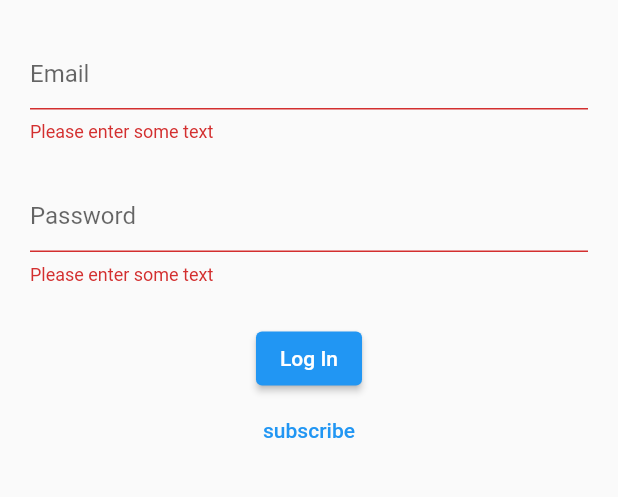
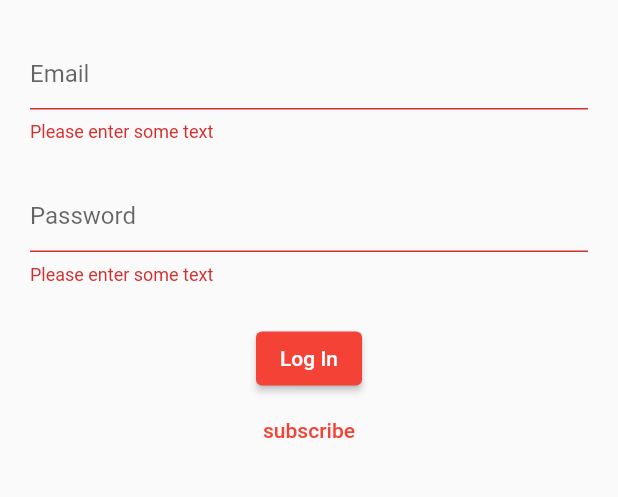
Before and after one commit to Laaurent/NotNetflix-Flutter, a Flutter app: the screen it shows after launch, after a tap on "Log In", on a phone screen of 412 x 824 dp, the part 54-551 px from its top. Run offline on Flutter 3.47's test engine with Material 2 defaults, Android fonts, the phone set to English and light mode, and no system bars; our stand-ins replace adaptive_theme, firebase_auth, firebase_core; accounts and stored records are empty.

Commit message:
dark theme

```diff
--- a/lib/main.dart
+++ b/lib/main.dart
@@ -24,7 +24,19 @@
       future: _initialization,
       builder: ((context, snapshot) {
         if (snapshot.hasError) {
-          return const MaterialApp(
+          AdaptiveTheme(
+            light: ThemeData(
+              brightness: Brightness.light,
+              primarySwatch: Colors.red,
+              accentColor: Colors.amber,
+            ),
+            dark: ThemeData(
+              brightness: Brightness.dark,
+              primarySwatch: Colors.red,
+              accentColor: Colors.amber,
+            ),
+            initial: AdaptiveThemeMode.light,
+            builder: (theme, darkTheme) => const MaterialApp(
               home: Scaffold(
                 body: SafeArea(
                   child: Center(
@@ -32,19 +44,32 @@
                   ),
                 ),
               ),
+            ),
           );
         }
 
         if (snapshot.connectionState == ConnectionState.done) {
-          return MaterialApp(
+          return AdaptiveTheme(
+            light: ThemeData(
+              brightness: Brightness.light,
+              primarySwatch: Colors.red,
+              accentColor: Colors.amber,
+            ),
+            dark: ThemeData(
+              brightness: Brightness.dark,
+              primarySwatch: Colors.red,
+              accentColor: Colors.amber,
+            ),
+            initial: AdaptiveThemeMode.light,
+            builder: (theme, darkTheme) => MaterialApp(
               title: 'Flutter',
-            theme: ThemeData(
-              primarySwatch: Colors.blue,
-            ),
+              theme: theme,
+              darkTheme: darkTheme,
               debugShowCheckedModeBanner: false,
               routes: routes,
               initialRoute:
                   FirebaseAuth.instance.currentUser != null ? '/' : '/login',
+            ),
           );
         }
 
--- a/lib/screens/home.dart
+++ b/lib/screens/home.dart
@@ -35,8 +35,6 @@
             index = i;
           });
         },
-        backgroundColor: Colors.blue,
-        selectedItemColor: Colors.white,
         iconSize: 48,
         items: const [
           BottomNavigationBarItem(icon: Icon(Icons.home), label: 'Home'),
```
Also changed, not shown: lib/components/drawer.dart (+22 -3 lines). Lines whose indentation alone changed are shown as unchanged.
